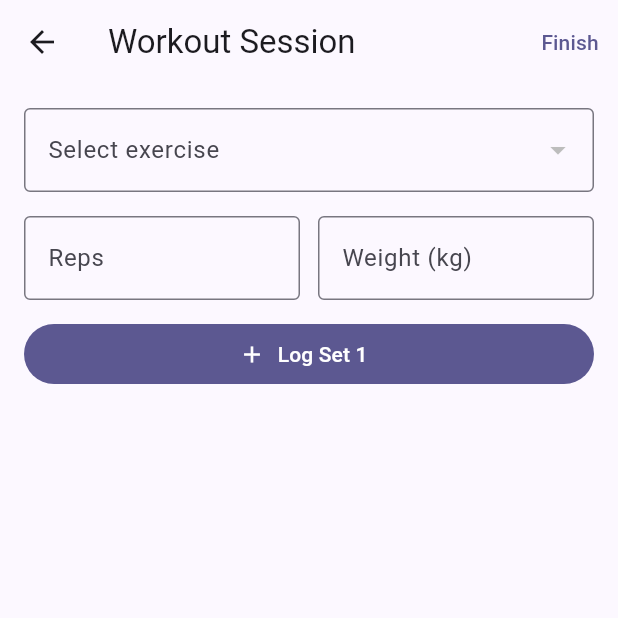
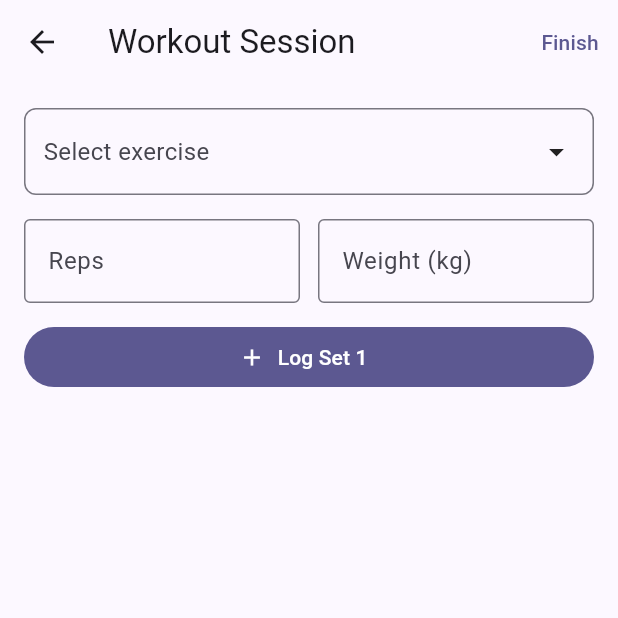
Before and after one commit to Jsiinn/Mobile-App-Project-1, a Flutter app: the WorkoutSessionScreen screen opened by its route, on a phone screen of 412 x 824 dp, the top half of it. Run offline on Flutter 3.47's test engine with Material 3 defaults, Android fonts, the phone set to English and light mode, and no system bars; our stand-ins replace shared_preferences, sqflite; accounts and stored records are empty.

Commit message:
Fix exercise picker with scrollable bottom sheet selector

```diff
--- a/lib/screens/workout_session_screen.dart
+++ b/lib/screens/workout_session_screen.dart
@@ -56,6 +56,60 @@ class _WorkoutSessionScreenState extends State<WorkoutSessionScreen> {
     });
   }
 
+  void _showExercisePicker(BuildContext context, WorkoutProvider provider) {
+    showModalBottomSheet(
+      context: context,
+      builder: (_) => Column(
+        children: [
+          Padding(
+            padding: const EdgeInsets.all(16),
+            child: Text(
+              'Select Exercise',
+              style: Theme.of(context).textTheme.titleMedium?.copyWith(
+                    fontWeight: FontWeight.bold,
+                  ),
+            ),
+          ),
+          const Divider(height: 1),
+          Expanded(
+            child: provider.exercises.isEmpty
+                ? const Center(
+                    child:
+                        Text('No exercises — add some in the Library first.'),
+                  )
+                : ListView.builder(
+                    itemCount: provider.exercises.length,
+                    itemBuilder: (_, i) {
+                      final ex = provider.exercises[i];
+                      return ListTile(
+                        title: Text(ex['name']),
+                        subtitle: Text(ex['muscle_group']),
+                        leading: CircleAvatar(
+                          backgroundColor:
+                              Theme.of(context).colorScheme.primaryContainer,
+                          child: Text(
+                            ex['name'][0].toUpperCase(),
+                            style: TextStyle(
+                              color: Theme.of(context)
+                                  .colorScheme
+                                  .onPrimaryContainer,
+                              fontWeight: FontWeight.bold,
+                            ),
+                          ),
+                        ),
+                        onTap: () {
+                          setState(() => _selectedExercise = ex);
+                          Navigator.pop(context);
+                        },
+                      );
+                    },
+                  ),
+          ),
+        ],
+      ),
+    );
+  }
+
   Future<void> _logSet(WorkoutProvider provider) async {
     if (_selectedExercise == null) {
       ScaffoldMessenger.of(context).showSnackBar(
@@ -104,7 +158,8 @@ class _WorkoutSessionScreenState extends State<WorkoutSessionScreen> {
         actions: [
           TextButton(
             onPressed: () => Navigator.pop(context, false),
-              child: const Text('Stay')),
+            child: const Text('Stay'),
+          ),
           FilledButton(
             onPressed: () => Navigator.pop(context, true),
             child: const Text('Leave'),
@@ -141,19 +196,34 @@ class _WorkoutSessionScreenState extends State<WorkoutSessionScreen> {
           padding: const EdgeInsets.all(16),
           children: [
             // Exercise picker
-            DropdownButtonFormField<Map<String, dynamic>>(
-              value: _selectedExercise,
-              decoration: const InputDecoration(
-                labelText: 'Select exercise',
-                border: OutlineInputBorder(),
+            GestureDetector(
+              onTap: () => _showExercisePicker(context, provider),
+              child: Container(
+                padding:
+                    const EdgeInsets.symmetric(horizontal: 12, vertical: 16),
+                decoration: BoxDecoration(
+                  border: Border.all(color: scheme.outline),
+                  borderRadius: BorderRadius.circular(8),
                 ),
-              items: provider.exercises
-                  .map((e) => DropdownMenuItem(
-                        value: e,
-                        child: Text(e['name']),
-                      ))
-                  .toList(),
-              onChanged: (val) => setState(() => _selectedExercise = val),
+                child: Row(
+                  children: [
+                    Expanded(
+                      child: Text(
+                        _selectedExercise != null
+                            ? _selectedExercise!['name']
+                            : 'Select exercise',
+                        style: TextStyle(
+                          fontSize: 16,
+                          color: _selectedExercise != null
+                              ? scheme.onSurface
+                              : scheme.onSurfaceVariant,
+                        ),
+                      ),
+                    ),
+                    const Icon(Icons.arrow_drop_down),
+                  ],
+                ),
+              ),
             ),
             const SizedBox(height: 16),
 
@@ -184,6 +254,7 @@ class _WorkoutSessionScreenState extends State<WorkoutSessionScreen> {
               ],
             ),
             const SizedBox(height: 12),
+
             FilledButton.icon(
               onPressed: () => _logSet(provider),
               icon: const Icon(Icons.add),
@@ -206,7 +277,8 @@ class _WorkoutSessionScreenState extends State<WorkoutSessionScreen> {
                         style: TextStyle(
                           color: scheme.onPrimaryContainer,
                           fontWeight: FontWeight.bold,
-                            fontSize: 18),
+                          fontSize: 18,
+                        ),
                       ),
                       const Spacer(),
                       TextButton(
@@ -221,14 +293,15 @@ class _WorkoutSessionScreenState extends State<WorkoutSessionScreen> {
 
             // Logged sets
             if (provider.currentSets.isNotEmpty) ...[
-              Text('Logged Sets',
+              Text(
+                'Logged Sets',
                 style: Theme.of(context)
                     .textTheme
                     .titleMedium
-                      ?.copyWith(fontWeight: FontWeight.bold)),
+                    ?.copyWith(fontWeight: FontWeight.bold),
+              ),
               const SizedBox(height: 8),
-              ...provider.currentSets.asMap().entries.map((e) {
-                final s = e.value;
+              ...provider.currentSets.map((s) {
                 final exercise = provider.exercises.firstWhere(
                   (ex) => ex['id'] == s['exercise_id'],
                   orElse: () => {'name': 'Unknown'},
```
Also changed, not shown: lib/database/database_helper.dart (+0 -9 lines), lib/screens/exercise_library_screen.dart (+22 -12 lines). Lines whose indentation alone changed are shown as unchanged.
